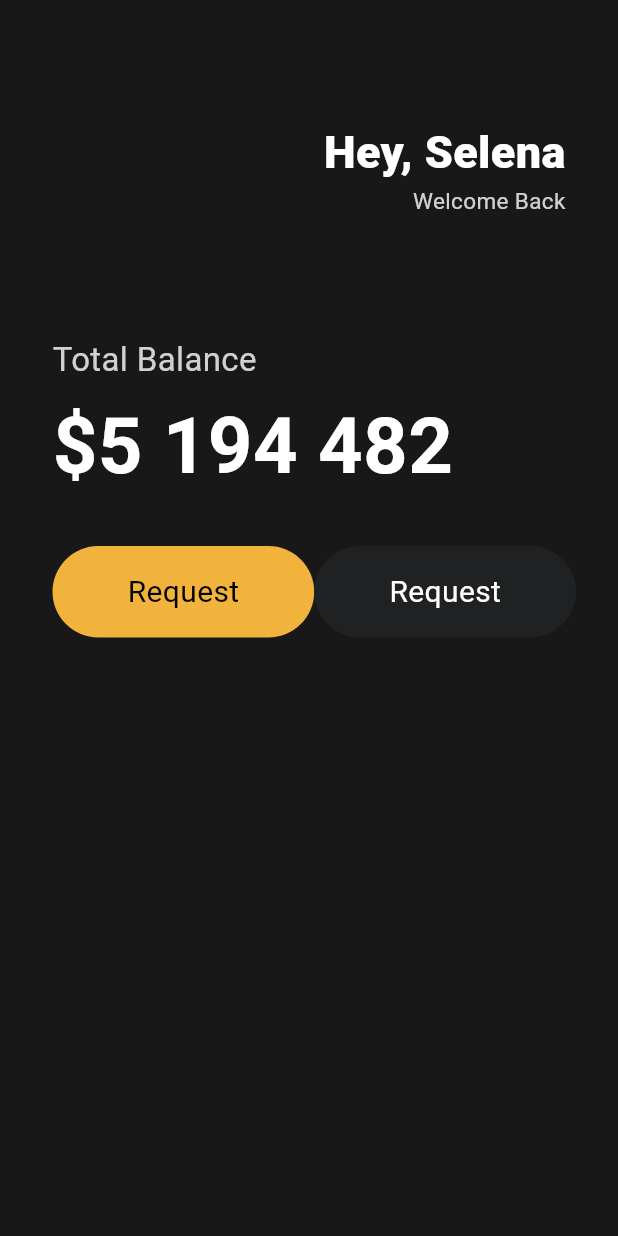
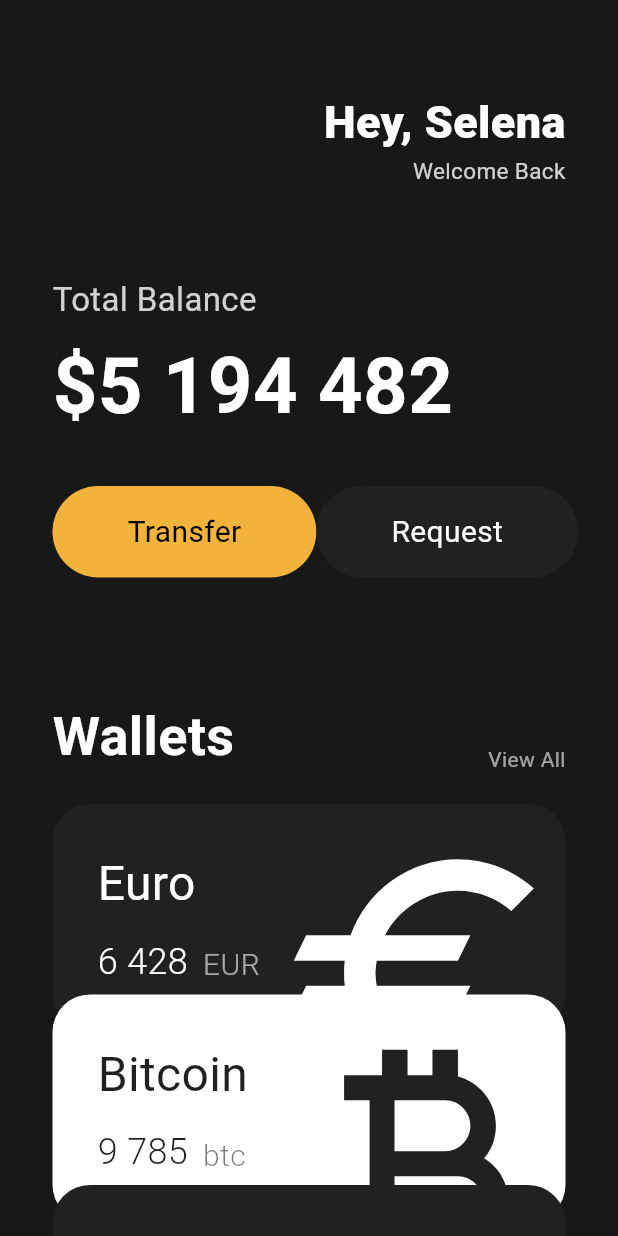
Before and after one commit to jooyongDev/toonflix, a Flutter app: the screen it shows after launch, on a phone screen of 412 x 824 dp. Run offline on Flutter 3.47's test engine with Material 3 defaults, Android fonts, the phone set to English and light mode, and no system bars.

Commit message:
Banking App UI finished

```diff
--- a/lib/main.dart
+++ b/lib/main.dart
@@ -1,5 +1,6 @@
 import 'package:flutter/material.dart';
 import 'package:toonflix/widgets/button.dart';
+import 'package:toonflix/widgets/currency_card.dart';
 
 void main() {
   runApp(MyApp());
@@ -10,13 +11,14 @@ class MyApp extends StatelessWidget {
   Widget build(BuildContext context) {
     return MaterialApp(
       home: Scaffold(
-        body: Padding(
+        body: SingleChildScrollView(
+          child: Padding(
             padding: const EdgeInsets.symmetric(horizontal: 35),
             child: Column(
               crossAxisAlignment: CrossAxisAlignment.start,
               children: [
                 const SizedBox(
-                height: 80,
+                  height: 60,
                 ),
                 Row(
                   mainAxisAlignment: MainAxisAlignment.end,
@@ -44,7 +46,7 @@ class MyApp extends StatelessWidget {
                   ],
                 ),
                 const SizedBox(
-                height: 80,
+                  height: 60,
                 ),
                 Text(
                   'Total Balance',
@@ -71,7 +73,7 @@ class MyApp extends StatelessWidget {
                   mainAxisAlignment: MainAxisAlignment.spaceBetween,
                   children: [
                     Button(
-                      text: 'Request',
+                        text: 'Transfer',
                         bgColor: Color(0xFFF1B33B),
                         textColor: Colors.black),
                     Button(
@@ -80,7 +82,61 @@ class MyApp extends StatelessWidget {
                         textColor: Colors.white),
                   ],
                 ),
+                const SizedBox(
+                  height: 80,
+                ),
+                Row(
+                  mainAxisAlignment: MainAxisAlignment.spaceBetween,
+                  crossAxisAlignment: CrossAxisAlignment.end,
+                  children: [
+                    const Text(
+                      'Wallets',
+                      style: TextStyle(
+                        fontSize: 36,
+                        fontWeight: FontWeight.w600,
+                        color: Colors.white,
+                      ),
+                    ),
+                    Text(
+                      'View All',
+                      style: TextStyle(
+                        fontSize: 14,
+                        color: Colors.white.withOpacity(0.6),
+                      ),
+                    ),
                   ],
+                ),
+                const SizedBox(
+                  height: 20,
+                ),
+                const CurrencyCard(
+                  name: 'Euro',
+                  amount: '6 428',
+                  code: 'EUR',
+                  icon: Icons.euro,
+                ),
+                Transform.translate(
+                  offset: const Offset(0, -25),
+                  child: const CurrencyCard(
+                    name: 'Bitcoin',
+                    amount: '9 785',
+                    code: 'btc',
+                    icon: Icons.currency_bitcoin,
+                    isInverted: true,
+                  ),
+                ),
+                Transform.translate(
+                  offset: const Offset(0, -50),
+                  child: const CurrencyCard(
+                    name: 'Dollar',
+                    amount: '23 415',
+                    code: 'USD',
+                    icon: Icons.attach_money,
+                    isInverted: false,
+                  ),
+                )
+              ],
+            ),
           ),
         ),
         backgroundColor: const Color(0xFF181818),
--- /dev/null
+++ b/lib/widgets/currency_card.dart
@@ -0,0 +1,87 @@
+import 'package:flutter/material.dart';
+
+class CurrencyCard extends StatelessWidget {
+  final String name, code, amount;
+  final IconData icon;
+  final bool isInverted;
+
+  const CurrencyCard({
+    super.key,
+    required this.name,
+    required this.code,
+    required this.amount,
+    required this.icon,
+    this.isInverted = false,
+  });
+
+  Color get fontColor => isInverted ? const Color(0xFF1F2123) : Colors.white;
+
+  @override
+  Widget build(BuildContext context) {
+    return Container(
+      clipBehavior: Clip.hardEdge,
+      decoration: BoxDecoration(
+          color: isInverted ? Colors.white : const Color(0xFF1F2123),
+          borderRadius: BorderRadius.circular(25)),
+      child: Padding(
+        padding: const EdgeInsets.symmetric(
+          vertical: 30,
+          horizontal: 30,
+        ),
+        child: Row(
+          mainAxisAlignment: MainAxisAlignment.spaceBetween,
+          children: [
+            Column(
+              crossAxisAlignment: CrossAxisAlignment.start,
+              children: [
+                Text(
+                  name,
+                  style: TextStyle(
+                      color: fontColor,
+                      fontSize: 32,
+                      fontWeight: FontWeight.w400),
+                ),
+                const SizedBox(
+                  height: 12,
+                ),
+                Row(
+                  crossAxisAlignment: CrossAxisAlignment.end,
+                  children: [
+                    Text(
+                      amount,
+                      style: TextStyle(
+                        color: fontColor,
+                        fontSize: 24,
+                        fontWeight: FontWeight.w300,
+                      ),
+                    ),
+                    const SizedBox(width: 10),
+                    Text(
+                      code,
+                      style: TextStyle(
+                        color: fontColor.withOpacity(0.6),
+                        fontSize: 20,
+                        fontWeight: FontWeight.w300,
+                      ),
+                    ),
+                  ],
+                )
+              ],
+            ),
+            Transform.scale(
+              scale: 2.3,
+              child: Transform.translate(
+                offset: const Offset(-10, 16),
+                child: Icon(
+                  icon,
+                  color: fontColor,
+                  size: 88,
+                ),
+              ),
+            ),
+          ],
+        ),
+      ),
+    );
+  }
+}
```
Lines whose indentation alone changed are shown as unchanged.
